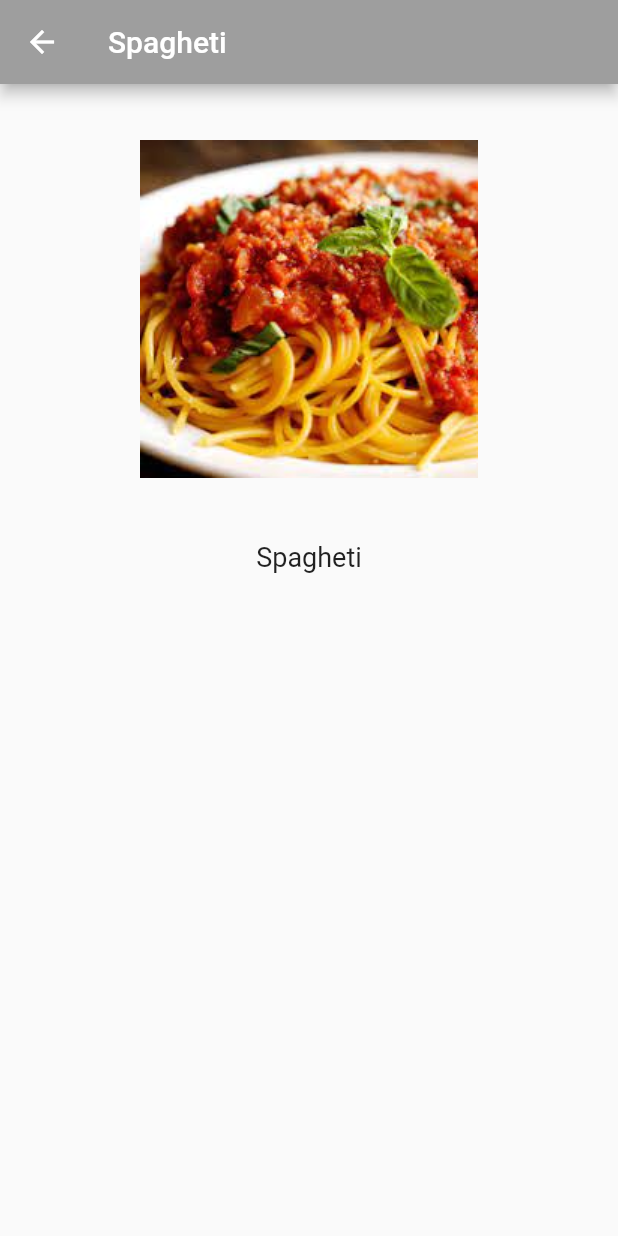
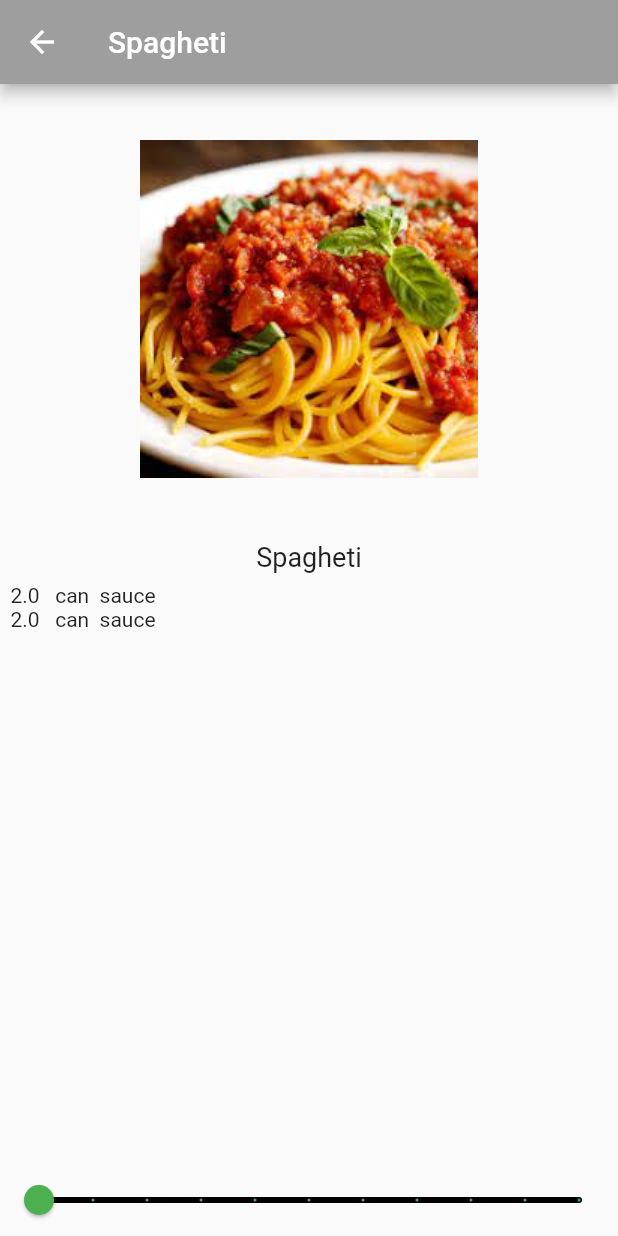
Before and after one commit to mhmadip/recipe_app_w2, a Flutter app: the screen it shows after launch, after a tap on "Spagheti", on a phone screen of 412 x 824 dp. Run offline on Flutter 3.47's test engine with Material 2 defaults, Android fonts, the phone set to English and light mode, and no system bars.

Commit message:
final update to the codes

```diff
--- a/lib/recipe.dart
+++ b/lib/recipe.dart
@@ -1,30 +1,18 @@
 class Recipe {
   String label;
   String url;
+  int servings;
+  List<Ingredient> ingrs;
 
-  Recipe(
-    this.label,
-    this.url,
-  );
+  Recipe(this.label, this.url, this.servings, this.ingrs);
   // Todo: Add Recipe List
 
   static List<Recipe> samples = [
-    Recipe(
-      'Spagheti',
-      '1.jpeg',
-    ),
-    Recipe(
-      'Spagheti',
-      '1.jpeg',
-    ),
-    Recipe(
-      'Spagheti',
-      '1.jpeg',
-    ),
-    Recipe(
-      'Spagheti',
-      '1.jpeg',
-    ),
+    Recipe('Spagheti', '1.jpeg', 1,
+        [Ingredient(2, 'can', 'sauce'), Ingredient(2, 'can', 'sauce')]),
+    Recipe('Spagheti', '1.jpeg', 1, [Ingredient(2, 'can', 'sauce')]),
+    Recipe('Spagheti', '1.jpeg', 1, [Ingredient(2, 'can', 'sauce')]),
+    Recipe('Spagheti', '1.jpeg', 1, [Ingredient(2, 'can', 'sauce')]),
   ];
 }
 
--- a/lib/recipe_detail.dart
+++ b/lib/recipe_detail.dart
@@ -11,6 +11,7 @@ class RecipeDetail extends StatefulWidget {
 
 class _RecipeDetailState extends State<RecipeDetail> {
   //todo: Add _sliderVal here
+  int _sliderVal = 1;
 
   @override
   Widget build(BuildContext context) {
@@ -36,8 +37,32 @@ class _RecipeDetailState extends State<RecipeDetail> {
               style: TextStyle(fontSize: 18),
             ),
             //todo: Add Expanded
+            Expanded(
+                child: ListView.builder(
+                    padding: EdgeInsets.all(7.0),
+                    itemCount: widget.recipe.ingrs.length,
+                    itemBuilder: (context, index) {
+                      final ingreds = widget.recipe.ingrs[index];
+                      return Text(
+                          '${ingreds.quantity * _sliderVal}   ${ingreds.measure}  '
+                          '${ingreds.name}');
+                    })),
 
             //todo: Add Slider() here
+            Slider(
+              value: _sliderVal.toDouble(),
+              onChanged: (newVal) {
+                setState(() {
+                  _sliderVal = newVal.round();
+                });
+              },
+              min: 1,
+              max: 10,
+              divisions: 10,
+              label: '${_sliderVal * widget.recipe.servings} servings',
+              activeColor: Colors.green,
+              inactiveColor: Colors.black,
+            ),
           ],
         ),
       ),
```
